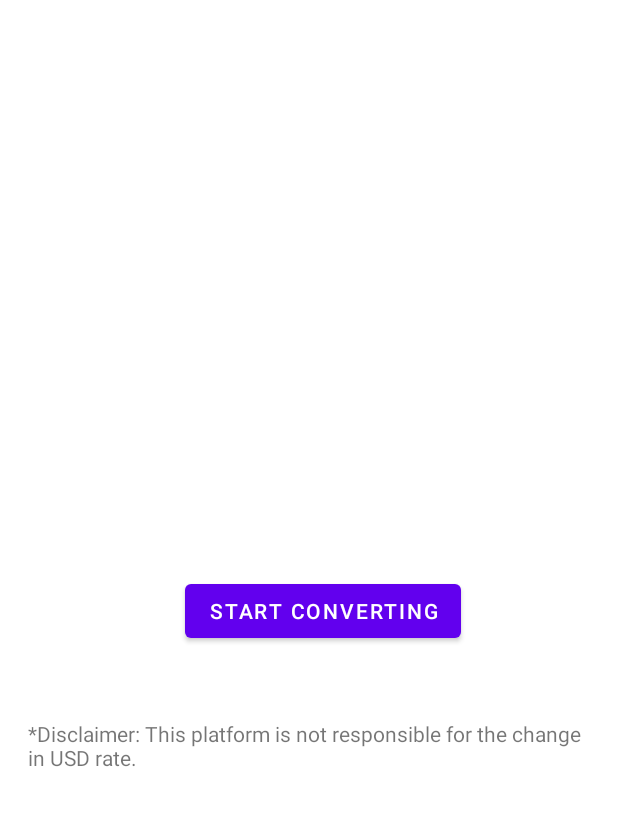
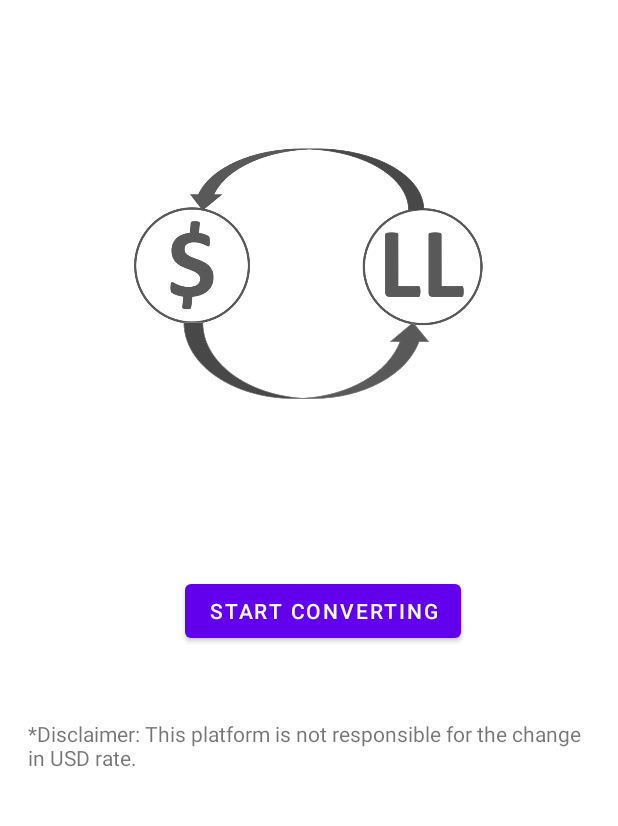
Before and after one commit to nahlabaalbaki/CurrencyConverter-Team, an Android app: the screen it shows after launch (MainActivity), on a phone screen of 412 x 824 dp, the part 341-1167 px from its top. Run offline under Robolectric (Android 15) with nearby library versions, the phone set to English and light mode, and no system bars; Roboto replaces fonts that are not available here.

Commit message:
UI edit-9

```diff
--- a/front-end/Currency Converter/app/src/main/java/com/example/currencyconverter_team/MainActivity.java
+++ b/front-end/Currency Converter/app/src/main/java/com/example/currencyconverter_team/MainActivity.java
@@ -13,7 +13,6 @@ public class MainActivity extends AppCompatActivity {
     protected void onCreate(Bundle savedInstanceState) {
         super.onCreate(savedInstanceState);
         setContentView(R.layout.activity_main);
-        Button button= findViewById(R.id.Button1);
     }
 
 
--- a/front-end/Currency Converter/app/src/main/java/com/example/currencyconverter_team/MainActivity2.java
+++ b/front-end/Currency Converter/app/src/main/java/com/example/currencyconverter_team/MainActivity2.java
@@ -59,10 +59,6 @@ public class MainActivity2 extends AppCompatActivity {
 
                 }
 
-
-
-
-
             }
         }
         else {
--- a/front-end/Currency Converter/app/src/main/res/layout/activity_main.xml
+++ b/front-end/Currency Converter/app/src/main/res/layout/activity_main.xml
@@ -46,4 +46,15 @@
         app:layout_constraintTop_toTopOf="parent"
         app:layout_constraintVertical_bias="0.94" />
 
+    <ImageView
+        android:id="@+id/imageView2"
+        android:layout_width="243dp"
+        android:layout_height="242dp"
+        app:layout_constraintBottom_toBottomOf="parent"
+        app:layout_constraintEnd_toEndOf="parent"
+        app:layout_constraintStart_toStartOf="parent"
+        app:layout_constraintTop_toBottomOf="@+id/textView"
+        app:layout_constraintVertical_bias="0.188"
+        app:srcCompat="@drawable/frontimage" />
+
 </androidx.constraintlayout.widget.ConstraintLayout>
```
Also changed, not shown: front-end/Currency Converter/app/src/main/res/drawable/frontimage.png (added).
